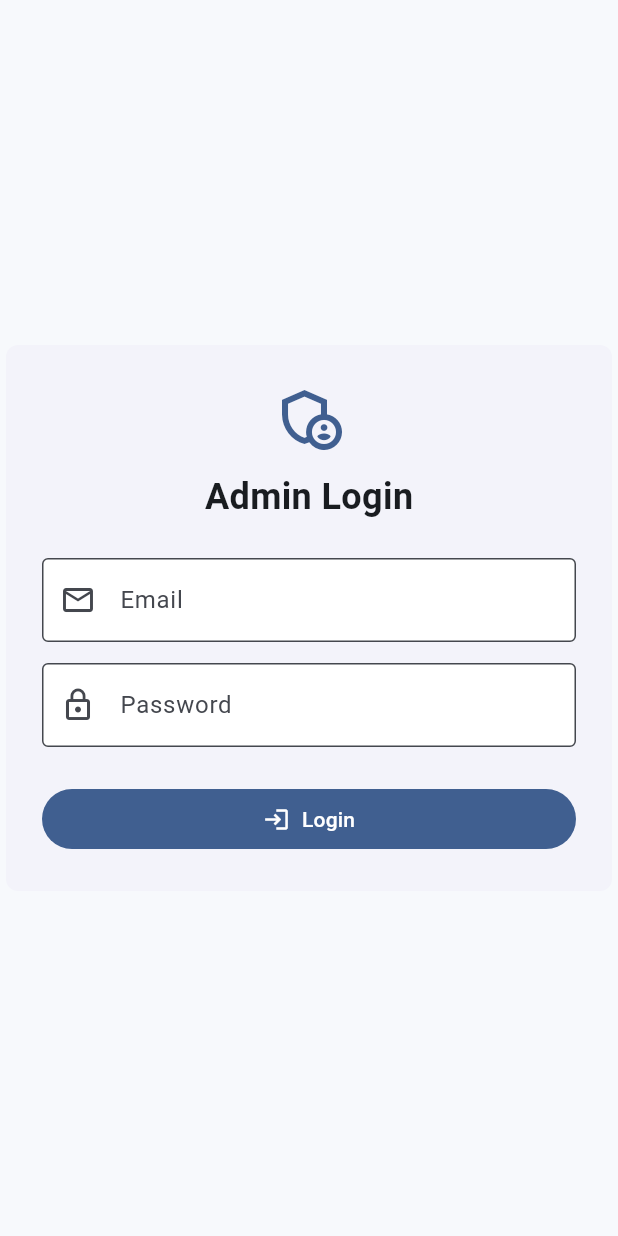
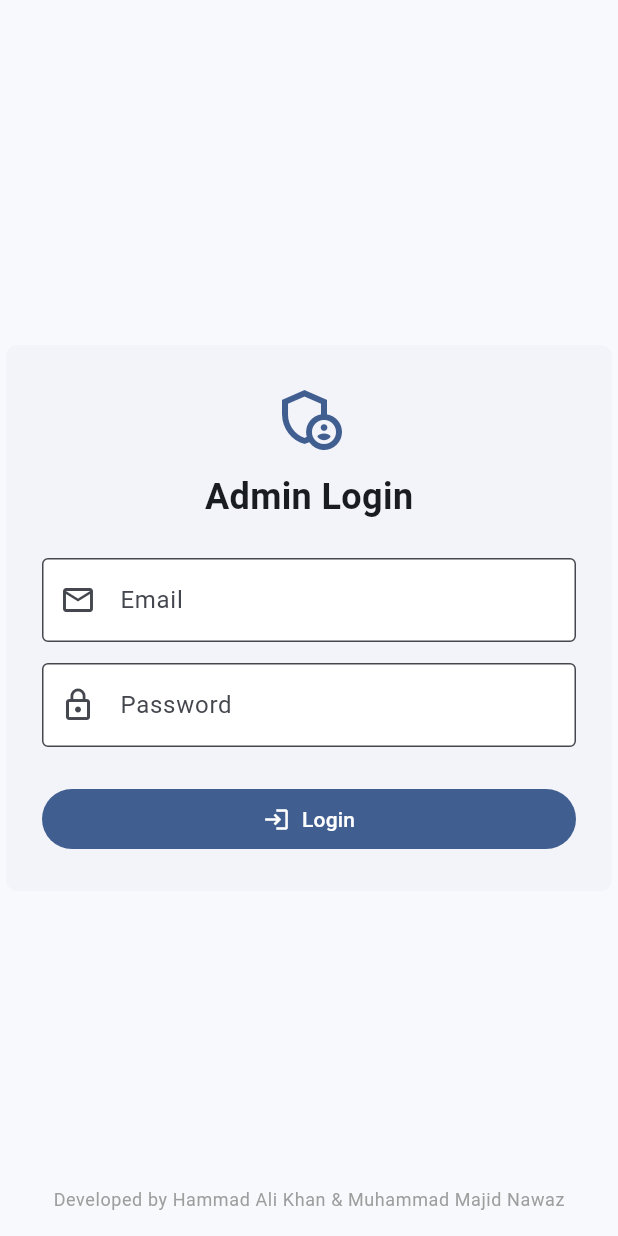
Before and after one commit to hammad-78/invictus_mun_management, a Flutter app: the screen it shows after launch, on a phone screen of 412 x 824 dp. Run offline on Flutter 3.47's test engine with Material 3 defaults, Android fonts, the phone set to English and light mode, and no system bars; our stand-ins replace cloud_firestore, firebase_auth, firebase_core, pdf, printing; accounts and stored records are empty.

Commit message:
Made 3 days delegate attendance system, and inserted developers name on login screen and dashboard screen.

```diff
--- a/lib/viewmodels/attendance_viewmodel.dart
+++ b/lib/viewmodels/attendance_viewmodel.dart
@@ -80,12 +80,6 @@ class AttendanceViewModel extends ChangeNotifier {
     required int day,
     required bool present,
   }) async {
-    if (personType == 'delegate' && day != 1) {
-      errorMessage = 'Delegates can only be marked for Day 1.';
-      notifyListeners();
-      return false;
-    }
-
     final attendanceId = '$personType-$personId-day$day';
     final model = AttendanceModel(
       attendanceId: attendanceId,
--- a/lib/views/attendance/attendance_screen.dart
+++ b/lib/views/attendance/attendance_screen.dart
@@ -74,7 +74,6 @@ class _AttendanceScreenState extends State<AttendanceScreen> {
                           });
                         },
                       ),
-                      if (_personType == 'team')
                       SegmentedButton<int>(
                         segments: const [
                           ButtonSegment(value: 1, label: Text('Day 1')),
@@ -176,6 +175,7 @@ class _DelegateAttendanceTable extends StatelessWidget {
               DataColumn(label: Text('Delegate ID')),
               DataColumn(label: Text('Name')),
               DataColumn(label: Text('Committee')),
+              DataColumn(label: Text('Day')),
               DataColumn(label: Text('Status')),
               DataColumn(label: Text('Action')),
             ],
@@ -192,6 +192,7 @@ class _DelegateAttendanceTable extends StatelessWidget {
                   DataCell(Text(delegate.delegateId)),
                   DataCell(Text(delegate.name)),
                   DataCell(Text(delegate.committee)),
+                  DataCell(Text('Day $day')),
                   DataCell(Text(status)),
                   DataCell(_AttendanceActions(
                     key: ValueKey(
@@ -199,7 +200,7 @@ class _DelegateAttendanceTable extends StatelessWidget {
                     ),
                     personId: delegate.delegateId,
                     personType: 'delegate',
-                    day: 1,
+                    day: day,
                     record: record,
                   )),
                 ],
--- a/lib/views/auth/login_screen.dart
+++ b/lib/views/auth/login_screen.dart
@@ -34,7 +34,9 @@ class _LoginScreenState extends State<LoginScreen> {
     final vm = Provider.of<AuthViewModel>(context);
 
     return Scaffold(
-      body: Center(
+      body: Stack(
+        children: [
+          Center(
             child: SizedBox(
               width: 420,
               child: Card(
@@ -114,7 +116,7 @@ class _LoginScreenState extends State<LoginScreen> {
                               );
                             },
                           ),
-                    )
+                        ),
                       ],
                     ),
                   ),
@@ -122,6 +124,21 @@ class _LoginScreenState extends State<LoginScreen> {
               ),
             ),
           ),
+          Positioned(
+            bottom: 16,
+            left: 0,
+            right: 0,
+            child: Center(
+              child: Text(
+                'Developed by Hammad Ali Khan & Muhammad Majid Nawaz',
+                style: Theme.of(context).textTheme.bodySmall?.copyWith(
+                  color: Colors.grey,
+                ),
+              ),
+            ),
+          ),
+        ],
+      ),
     );
   }
 }
--- a/lib/views/reports/reports_screen.dart
+++ b/lib/views/reports/reports_screen.dart
@@ -40,7 +40,7 @@ class ReportsScreen extends StatelessWidget {
       ),
       _ReportAction(
         title: 'Delegate Attendance Report',
-        subtitle: 'Day 1 attendance status for every delegate.',
+        subtitle: 'Delegate attendance dates across Day 1, Day 2, and Day 3.',
         filename: 'delegate_attendance_report.pdf',
         builder: () => PDFService().generateDelegateAttendanceReport(
           delegates: delegates,
```
Also changed, not shown: lib/core/services/pdf_service.dart (+13 -9 lines), lib/views/dashboard/dashboard_screen.dart (+11 -0 lines). Lines whose indentation alone changed are shown as unchanged.
